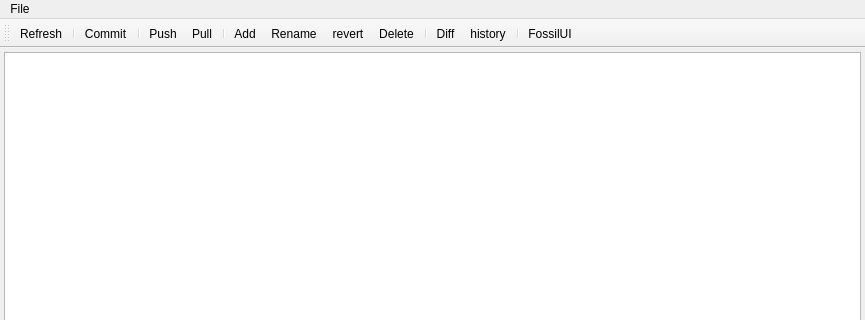
The window that MainWindow.ui (AnotherFoxGuy/diesel-scm) describes before a commit, drawn with Qt 5; both pictures show x 0 to 865 and y 0 to 320 of the 865 by 640 pixel window.
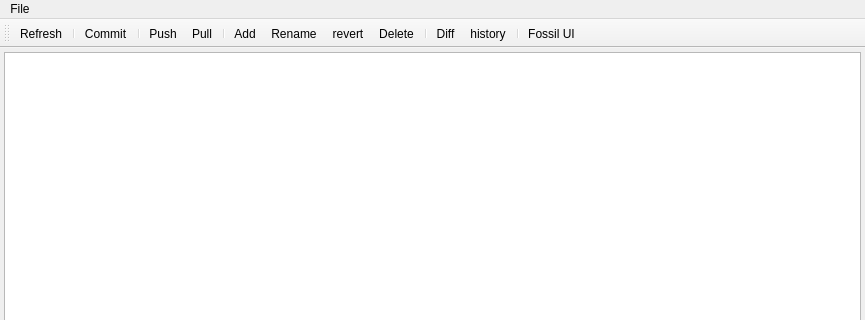
The same window after the commit. Icons and pictures are not drawn.

Diff of the .ui file:
```diff
--- a/MainWindow.ui
+++ b/MainWindow.ui
@@ -233,7 +233,10 @@
      <normaloff>:/icons/icons/Network-PC-icon.png</normaloff>:/icons/icons/Network-PC-icon.png</iconset>
    </property>
    <property name="text">
-    <string>FossilUI</string>
+    <string>Fossil UI</string>
+   </property>
+   <property name="toolTip">
+    <string>Starts the Fosill UI</string>
    </property>
   </action>
   <action name="actionRevert">
```
Left out of the diff: 40 changed lines with no effect on the pictures.
